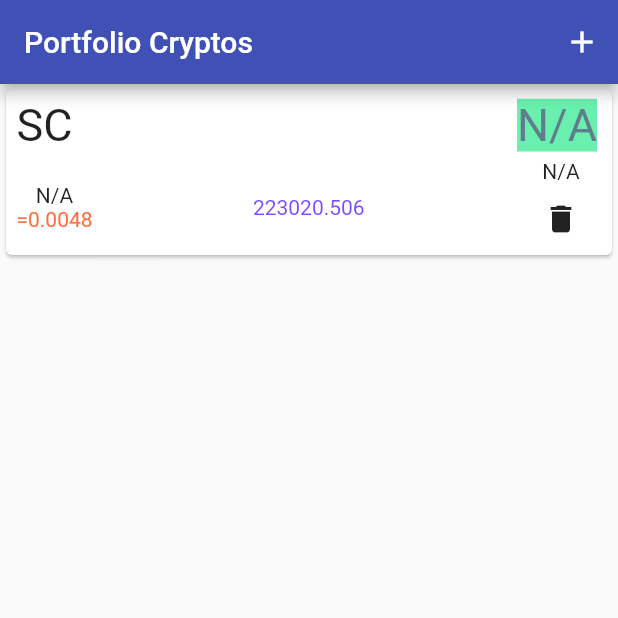
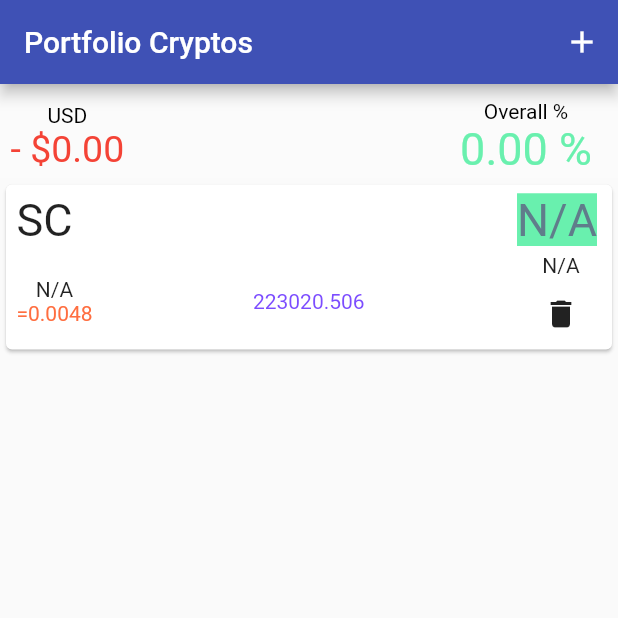
Before and after one commit to amigoavena/crypto-portfolio, a Flutter app: the screen it shows after launch, on a phone screen of 412 x 824 dp, the top half of it. Run offline on Flutter 3.47's test engine with Material 2 defaults, Android fonts, the light colour scheme and no system bars; our stand-ins replace get_it, injectable, shared_preferences, sqflite; accounts and stored records are empty.

Commit message:
Icon and overall gains % and usd

```diff
--- a/lib/services/storage/storage_service_db.dart
+++ b/lib/services/storage/storage_service_db.dart
@@ -76,8 +76,8 @@ class StorageServiceDB implements StorageService {
     final db = await database;
     await db.delete(
       'PortfolioCoins',
-      where: "coinAbr = ? ",
-      whereArgs: [ coin.coinAbr ],
+      where: "coinAbr = ? and coinAmount = ?",
+      whereArgs: [ coin.coinAbr, coin.coinAmount ],
     );
   }
 
--- a/lib/view_models/portfolio_viewmodel.dart
+++ b/lib/view_models/portfolio_viewmodel.dart
@@ -9,6 +9,14 @@ class PortfolioViewModel extends ChangeNotifier {
   final PortfolioService _portfolioService = locator<PortfolioService>();
 
   List<PortfolioCoin> _coins = [];
+  double _totalSum = 0;
+
+  double get totalSum => _totalSum;
+  double _totalInvestment = 0;
+  double _overalGains = 0;
+  double _totalDelta = 0;
+
+  double get totalDelta => _totalDelta;
   bool _isBusy = false;
 
   void loadData() async {
@@ -27,6 +35,9 @@ class PortfolioViewModel extends ChangeNotifier {
   void calculateGains() async {
     List<CoinPrice> prices = await _portfolioService.getCoinPrices();
     int loops = 0;
+    _totalSum = 0;
+    _totalInvestment = 0;
+    _overalGains = 0;
 
     for (var element in _coins ) {
       for(var price in prices ){
@@ -35,10 +46,14 @@ class PortfolioViewModel extends ChangeNotifier {
           element.currentPrice = price.price;
           element.totalValue = price.price*element.coinAmount;
           element.gainsPercentage = (1 - (element.initialPrice/price.price))*100;
+          _totalSum = _totalSum + element.totalValue;
+          _totalInvestment = _totalInvestment + element.initialCost;
           break;
         }
       }
     }
+    _overalGains = (1 - (_totalInvestment/_totalSum))*100;
+    _totalDelta = _totalSum - _totalInvestment;
   }
 
   void setBusy(bool busy) async {
@@ -49,4 +64,7 @@ class PortfolioViewModel extends ChangeNotifier {
     _portfolioService.deletePortfolio(coin);
   }
 
+  double get totalInvestment => _totalInvestment;
+
+  double get overalGains => _overalGains;
 }
--- a/lib/views/portfolio_screen.dart
+++ b/lib/views/portfolio_screen.dart
@@ -71,9 +71,51 @@ class _PortfolioScreenScreenState extends State<PortfolioScreen> {
     return  model.coins.length != 0 ?
     Expanded(
       child: RefreshIndicator( // Scroll???
+          child: Column(
+            children: [
+              Container(
+                color: Colors.white10,
+                padding: const EdgeInsets.only(left: 7, top: 10, right: 10, bottom: 2),
+                child:
+                  Row(
+                  children: [
+                    Column(
+                      //
+                      children: [
+                        Row(
+                          children: [
+                            Text('USD', style: TextStyle(color: Colors.black))
+                          ],
+                        ),
+                        Container(
+                        //width: 100,
+                        //padding: const EdgeInsets.only(left: 7, top: 25, right: 50, bottom: 10),
+                        child:
+                          getTextGains()
+                      )]
+                      //child:
+                    ),
+                    Spacer(),
+                    Column(
+                      children: [
+                        Row(
+                          children: [
+                            Text('Overall %', style: TextStyle(color: Colors.black))
+                          ],
+                        ),
+                        Text( model.overalGains != null ? ' ${model.overalGains.toStringAsFixed(2)} % ': 'N/A',
+                            style: TextStyle(fontSize: 30, color: model.overalGains != null && model.overalGains < 0 ? Colors.red : Colors.greenAccent ))
+                      ],
+                    ),
+                  ],
+                ),
+              ),
+              Row(
+                children: [
+                  Expanded(
                     child: ListView.builder(
                       scrollDirection: Axis.vertical,
-            shrinkWrap: false,
+                      shrinkWrap: true,
                       physics: const AlwaysScrollableScrollPhysics(), // new
                       itemCount: model.coins.length,
                       itemBuilder: (context, index) {
@@ -148,6 +190,10 @@ class _PortfolioScreenScreenState extends State<PortfolioScreen> {
                             )
                         );
                       },
+                    )
+                )],
+              )
+            ],
           ),
           onRefresh: _getData
       )
@@ -233,6 +279,17 @@ class _PortfolioScreenScreenState extends State<PortfolioScreen> {
     );
   }
 
+  getTextGains(){
+    String symbol = '-';
+    Color color = Colors.red;
+    if(model.totalDelta > 0 ){
+      color = Colors.green;
+      symbol = '+';
+    }
+    return Text( '${symbol} \$${model.totalDelta.toStringAsFixed(2)}',
+        style: TextStyle(fontSize: 25, color: color ));
+  }
+
   calculateGains(PortfolioCoin coin){
     double gains = (coin.currentPrice * coin.coinAmount)-coin.initialCost;
     MaterialAccentColor color = Colors.redAccent;
--- a/pubspec.yaml
+++ b/pubspec.yaml
@@ -33,6 +33,7 @@ dependencies:
   http: ^0.12.2
   sqflite: ^1.3.0
   path_provider: ^1.6.27
+  flutter_launcher_icons: "^0.8.0"
   # add get_it
   get_it:
   injectable:
@@ -43,6 +44,11 @@ dev_dependencies:
 
 # For information on the generic Dart part of this file, see the
 # following page: https://dart.dev/tools/pub/pubspec
+
+flutter_icons:
+  android: "launcher_icon"
+  ios: true
+  image_path: "assets/icon/icon.png"
 
 # The following section is specific to Flutter.
 flutter:
```
Also changed, not shown: assets/icon/icon.png (added), assets/icon/res/mipmap-hdpi/ic_launcher.png (added), assets/icon/res/mipmap-mdpi/ic_launcher.png (added), assets/icon/res/mipmap-xhdpi/ic_launcher.png (added), assets/icon/res/mipmap-xxhdpi/ic_launcher.png (added), assets/icon/res/mipmap-xxxhdpi/ic_launcher.png (added), pubspec.lock, 22 other files. Lines whose indentation alone changed are shown as unchanged.
